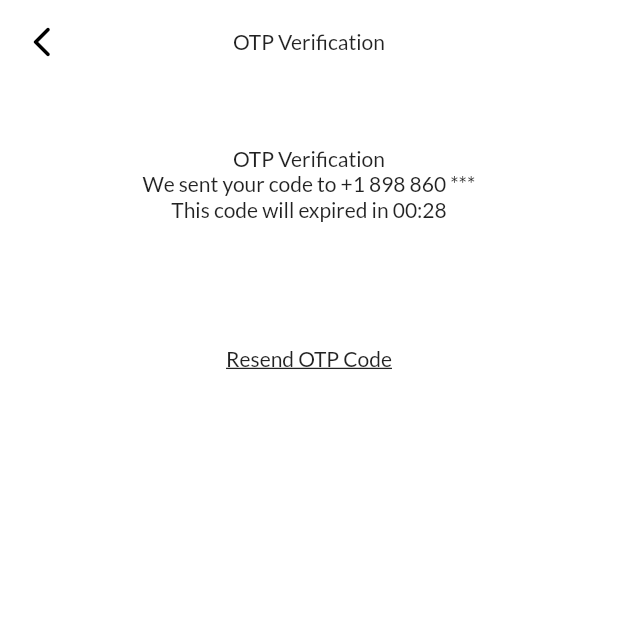
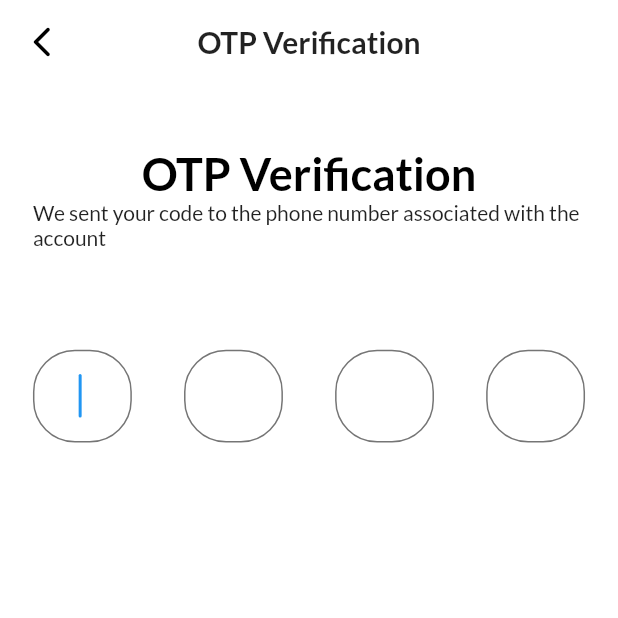
Before and after one commit to CarltonK/kweli-score, a Flutter app: the OtpScreen screen opened directly, on a phone screen of 412 x 824 dp, the top half of it. Run offline on Flutter 3.47's test engine with Material 2 defaults, Android fonts, the phone set to English and light mode, and no system bars; our stand-ins replace firebase_analytics, firebase_core, firebase_crashlytics, firebase_messaging, flutter_spinkit, flutter_svg and 3 more; accounts and stored records are empty.

Commit message:
KS-41 #comment added new otp screen

```diff
--- a/lib/screens/Authentication/otp/components/otp_body.dart
+++ b/lib/screens/Authentication/otp/components/otp_body.dart
@@ -3,9 +3,20 @@ import 'package:kweliscore/screens/screens.dart';
 import 'package:kweliscore/utilities/utilities.dart';
 
 class OtpBody extends StatelessWidget {
+  final GlobalKey<ScaffoldState> scaffoldKey;
+  final String? helperText;
+  OtpBody({
+    Key? key,
+    required this.scaffoldKey,
+    this.helperText = 'the phone number associated with the account',
+  }) : super(key: key);
+
   @override
   Widget build(BuildContext context) {
-    return SizedBox(
+    return SafeArea(
+      child: GestureDetector(
+        onTap: () => KeyboardUtil.hideKeyboard(context),
+        child: SizedBox(
           width: double.infinity,
           child: Padding(
             padding: EdgeInsets.symmetric(
@@ -15,21 +26,26 @@ class OtpBody extends StatelessWidget {
               child: Column(
                 children: [
                   SizedBox(height: DeviceConfig.screenHeight! * 0.05),
-              Text('OTP Verification'),
-              Text('We sent your code to +1 898 860 ***'),
-              buildTimer(),
-              OtpForm(),
-              SizedBox(height: DeviceConfig.screenHeight! * 0.1),
-              GestureDetector(
-                onTap: () {
-                  // OTP code resend
-                },
-                child: Text(
-                  'Resend OTP Code',
-                  style: TextStyle(decoration: TextDecoration.underline),
+                  Text(
+                    'OTP Verification',
+                    style: Constants.kHeadlineStyle,
                   ),
-              )
+                  Text('We sent your code to $helperText'),
+                  // buildTimer(),
+                  OtpForm(scaffoldKey: scaffoldKey),
+                  // SizedBox(height: DeviceConfig.screenHeight! * 0.08),
+                  // GestureDetector(
+                  //   onTap: () {
+                  //     // OTP code resend
+                  //   },
+                  //   child: Text(
+                  //     'Resend OTP Code',
+                  //     style: TextStyle(decoration: TextDecoration.underline),
+                  //   ),
+                  // )
                 ],
+              ),
+            ),
           ),
         ),
       ),
@@ -40,7 +56,7 @@ class OtpBody extends StatelessWidget {
     return Row(
       mainAxisAlignment: MainAxisAlignment.center,
       children: [
-        Text('This code will expired in '),
+        Text('This code will expire in '),
         TweenAnimationBuilder(
           tween: Tween(begin: 30.0, end: 0.0),
           duration: Duration(seconds: 30),
--- a/lib/screens/Authentication/otp/components/otp_form.dart
+++ b/lib/screens/Authentication/otp/components/otp_form.dart
@@ -1,15 +1,140 @@
 import 'package:flutter/material.dart';
+import 'package:kweliscore/utilities/utilities.dart';
 
 class OtpForm extends StatefulWidget {
-  const OtpForm({Key? key}) : super(key: key);
+  final GlobalKey<ScaffoldState> scaffoldKey;
+  OtpForm({
+    Key? key,
+    required this.scaffoldKey,
+  }) : super(key: key);
 
   @override
   _OtpFormState createState() => _OtpFormState();
 }
 
 class _OtpFormState extends State<OtpForm> {
+  final _otpFormKey = GlobalKey<FormState>();
+
+  FocusNode? pin2FocusNode;
+  FocusNode? pin3FocusNode;
+  FocusNode? pin4FocusNode;
+
+  String otpValue = '';
+
+  String formCompleteOtp(value) {
+    if (value.length == 1) {
+      otpValue += value;
+    }
+    return otpValue;
+  }
+
+  @override
+  void initState() {
+    super.initState();
+    pin2FocusNode = FocusNode();
+    pin3FocusNode = FocusNode();
+    pin4FocusNode = FocusNode();
+  }
+
+  @override
+  void dispose() {
+    super.dispose();
+    pin2FocusNode!.dispose();
+    pin3FocusNode!.dispose();
+    pin4FocusNode!.dispose();
+  }
+
+  void nextField(String value, FocusNode focusNode) {
+    if (value.length == 1) {
+      focusNode.requestFocus();
+    }
+  }
+
+  otpVerifyButtonPressed() {
+    final FormState _formState = _otpFormKey.currentState!;
+    if (_formState.validate()) {
+      _formState.save();
+
+      KeyboardUtil.hideKeyboard(context);
+    }
+  }
+
   @override
   Widget build(BuildContext context) {
-    return Container();
+    return Form(
+      key: _otpFormKey,
+      child: Column(
+        children: [
+          SizedBox(height: DeviceConfig.screenHeight! * 0.08),
+          Row(
+            mainAxisAlignment: MainAxisAlignment.spaceBetween,
+            children: [
+              SizedBox(
+                width: getProportionateScreenWidth(60),
+                child: TextFormField(
+                  autofocus: true,
+                  obscureText: true,
+                  style: TextStyle(fontSize: 24),
+                  keyboardType: TextInputType.number,
+                  textAlign: TextAlign.center,
+                  decoration: Constants.otpInputDecoration,
+                  onChanged: (value) {
+                    nextField(value, pin2FocusNode!);
+                    formCompleteOtp(value);
+                  },
+                ),
+              ),
+              SizedBox(
+                width: getProportionateScreenWidth(60),
+                child: TextFormField(
+                  focusNode: pin2FocusNode,
+                  obscureText: true,
+                  style: TextStyle(fontSize: 24),
+                  keyboardType: TextInputType.number,
+                  textAlign: TextAlign.center,
+                  decoration: Constants.otpInputDecoration,
+                  onChanged: (value) {
+                    nextField(value, pin3FocusNode!);
+                    formCompleteOtp(value);
+                  },
+                ),
+              ),
+              SizedBox(
+                width: getProportionateScreenWidth(60),
+                child: TextFormField(
+                  focusNode: pin3FocusNode,
+                  obscureText: true,
+                  style: TextStyle(fontSize: 24),
+                  keyboardType: TextInputType.number,
+                  textAlign: TextAlign.center,
+                  decoration: Constants.otpInputDecoration,
+                  onChanged: (value) {
+                    nextField(value, pin4FocusNode!);
+                    formCompleteOtp(value);
+                  },
+                ),
+              ),
+              SizedBox(
+                width: getProportionateScreenWidth(60),
+                child: TextFormField(
+                  focusNode: pin4FocusNode,
+                  obscureText: true,
+                  style: TextStyle(fontSize: 24),
+                  keyboardType: TextInputType.number,
+                  textAlign: TextAlign.center,
+                  decoration: Constants.otpInputDecoration,
+                  onChanged: (value) {
+                    if (value.length == 1) {
+                      pin4FocusNode!.unfocus();
+                      formCompleteOtp(value);
+                    }
+                  },
+                ),
+              ),
+            ],
+          ),
+        ],
+      ),
+    );
   }
 }
--- a/lib/screens/Authentication/otp/otp_screen.dart
+++ b/lib/screens/Authentication/otp/otp_screen.dart
@@ -1,6 +1,8 @@
 import 'package:flutter/material.dart';
 import 'package:kweliscore/screens/screens.dart';
 import 'package:kweliscore/utilities/utilities.dart';
+
+final GlobalKey<ScaffoldState> _scaffoldOtpKey = GlobalKey<ScaffoldState>();
 
 class OtpScreen extends StatelessWidget {
   @override
@@ -8,9 +10,12 @@ class OtpScreen extends StatelessWidget {
     DeviceConfig().init(context);
     return Scaffold(
       appBar: AppBar(
-        title: Text("OTP Verification"),
+        title: Text(
+          'OTP Verification',
+          style: Constants.boldSubheadlineStyle,
+        ),
       ),
-      body: OtpBody(),
+      body: OtpBody(scaffoldKey: _scaffoldOtpKey),
     );
   }
 }
```
Lines whose indentation alone changed are shown as unchanged.
